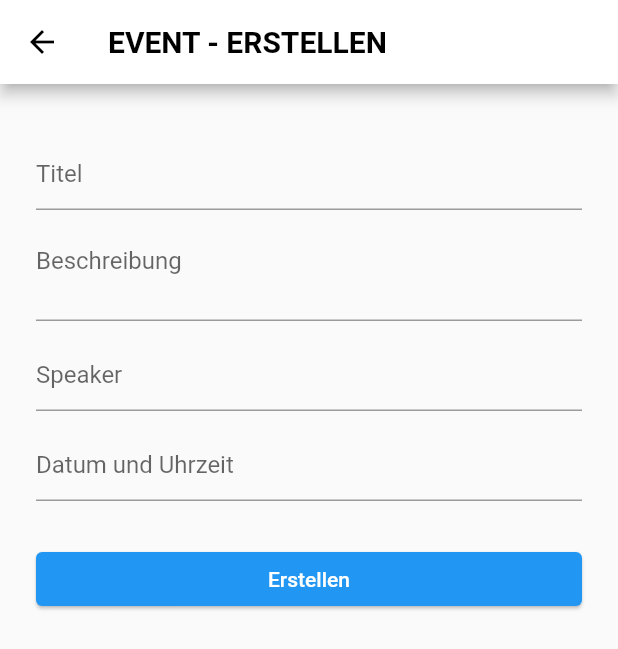
After one commit to brjaenu/koino, a Flutter app: the CreateEventScreen screen opened directly, on a phone screen of 412 x 824 dp. The commit adds this screen. Shown: the top 649 px of the screen. Run offline on Flutter 3.47's test engine with Material 2 defaults, Android fonts, the phone set to English and light mode, and no system bars; drawn by our look-alikes of datetime_picker_formfield; our stand-ins replace bloc, cloud_firestore, email_validator, equatable, firebase_analytics, firebase_auth and 4 more; accounts and stored records are empty.

Commit message:
Add timepicker-library; Add new CreateEventScreen and its cubit; Add create method in EventRepository; Add new routing-path to create event screen

```diff
--- a/lib/config/custom_router.dart
+++ b/lib/config/custom_router.dart
@@ -1,4 +1,5 @@
 import 'package:flutter/material.dart';
+import 'package:koino/screens/create_event/create_event_screen.dart';
 import 'package:koino/screens/groups/groups_screen.dart';
 import 'package:koino/screens/login/login_screen.dart';
 import 'package:koino/screens/nav/nav_screen.dart';
@@ -32,6 +33,8 @@ class CustomRouter {
         return GroupsScreen.route();
       case CreateGroupScreen.routeName:
         return CreateGroupScreen.route();
+      case CreateEventScreen.routeName:
+        return CreateEventScreen.route();
       default:
         return _errorRoute();
     }
--- a/lib/repositories/event/base_event_repository.dart
+++ b/lib/repositories/event/base_event_repository.dart
@@ -1,3 +1,4 @@
+import 'package:cloud_firestore/cloud_firestore.dart';
 import 'package:koino/models/models.dart';
 
 abstract class BaseEventRepository {
@@ -5,6 +6,16 @@ abstract class BaseEventRepository {
   Stream<List<Event>> streamByGroupId({String groupId});
   Stream<Event> streamByEventId({String eventId});
 
-  Future<void> registerToEvent({String eventId, String userId, String username});
+  Future<void> registerToEvent(
+      {String eventId, String userId, String username});
   Future<void> unregisterFromEvent({String eventId, String userId});
+
+  Future<Event> create({
+    String title,
+    String description,
+    String speaker,
+    Timestamp date,
+    String authorId,
+    String groupId,
+  });
 }
--- /dev/null
+++ b/lib/screens/create_event/create_event_screen.dart
@@ -0,0 +1,210 @@
+import 'package:datetime_picker_formfield/datetime_picker_formfield.dart';
+import 'package:flutter/material.dart';
+import 'package:intl/intl.dart';
+import 'package:flutter_bloc/flutter_bloc.dart';
+import 'package:koino/blocs/blocs.dart';
+import 'package:koino/models/models.dart';
+import 'package:koino/repositories/repositories.dart';
+import 'package:koino/screens/create_group/cubit/create_group_cubit.dart';
+import 'package:koino/screens/nav/cubit/bottom_nav_bar_cubit.dart';
+import 'package:koino/widgets/widgets.dart';
+
+import 'cubit/create_event_cubit.dart';
+
+class CreateEventScreen extends StatelessWidget {
+  static const String routeName = '/create-event';
+
+  static Route route() {
+    return MaterialPageRoute(
+      settings: const RouteSettings(name: routeName),
+      builder: (context) => BlocProvider<CreateEventCubit>(
+        create: (_) => CreateEventCubit(
+          eventRepository: context.read<EventRepository>(),
+        ),
+        child: CreateEventScreen(),
+      ),
+    );
+  }
+
+  final _formKey = GlobalKey<FormState>();
+  final _titleFocusNode = FocusNode();
+  final _descriptionFocusNode = FocusNode();
+  final _speakerFocusNode = FocusNode();
+  final _dateFocusNode = FocusNode();
+
+  final format = DateFormat("dd.MM.yyyy");
+
+  @override
+  Widget build(BuildContext context) {
+    return GestureDetector(
+      onTap: () => FocusScope.of(context).unfocus(),
+      child: BlocConsumer<CreateEventCubit, CreateEventState>(
+        listener: (context, state) {
+          if (state.status == CreateEventStatus.error) {
+            showDialog(
+              context: context,
+              builder: (context) => ErrorDialog(content: state.failure.message),
+            );
+          }
+        },
+        builder: (context, state) {
+          return Scaffold(
+            appBar: AppBar(
+              title: Text('EVENT - ERSTELLEN'),
+            ),
+            body: Center(
+              child: Padding(
+                padding: const EdgeInsets.all(24.0),
+                child: ListView(
+                  children: [
+                    Form(
+                      key: _formKey,
+                      child: Column(
+                        mainAxisAlignment: MainAxisAlignment.center,
+                        crossAxisAlignment: CrossAxisAlignment.stretch,
+                        mainAxisSize: MainAxisSize.min,
+                        children: [
+                          const SizedBox(height: 12.0),
+                          TextFormField(
+                            autovalidateMode:
+                                AutovalidateMode.onUserInteraction,
+                            decoration: InputDecoration(hintText: 'Titel'),
+                            textInputAction: TextInputAction.next,
+                            keyboardType: TextInputType.name,
+                            focusNode: _titleFocusNode,
+                            onChanged: (value) => context
+                                .read<CreateEventCubit>()
+                                .titleChanged(value),
+                            validator: (value) {
+                              if (value.isEmpty) {
+                                return 'Please enter a title.';
+                              }
+                              if (value.toString().length < 3) {
+                                return 'The title must be at least 3 characters long.';
+                              }
+                              return null;
+                            },
+                          ),
+                          const SizedBox(height: 12.0),
+                          TextFormField(
+                            maxLines: 5,
+                            minLines: 2,
+                            autovalidateMode:
+                                AutovalidateMode.onUserInteraction,
+                            decoration:
+                                InputDecoration(hintText: 'Beschreibung'),
+                            textInputAction: TextInputAction.next,
+                            keyboardType: TextInputType.text,
+                            focusNode: _descriptionFocusNode,
+                            onChanged: (value) => context
+                                .read<CreateEventCubit>()
+                                .descriptionChanged(value),
+                            validator: (value) {
+                              if (value.isEmpty) {
+                                return 'Please enter a description.';
+                              }
+                              if (value.toString().length < 5) {
+                                return 'The description must be at least 5 characters long.';
+                              }
+                              return null;
+                            },
+                          ),
+                          const SizedBox(height: 12.0),
+                          TextFormField(
+                            autovalidateMode:
+                                AutovalidateMode.onUserInteraction,
+                            decoration: InputDecoration(hintText: 'Speaker'),
+                            textInputAction: TextInputAction.next,
+                            keyboardType: TextInputType.name,
+                            focusNode: _speakerFocusNode,
+                            onChanged: (value) => context
+                                .read<CreateEventCubit>()
+                                .speakerChanged(value),
+                            validator: (value) {
+                              if (value.toString().length > 0 &&
+                                  value.toString().length < 3) {
+                                return 'The speaker name must be at least 3 characters long.';
+                              }
+                              return null;
+                            },
+                          ),
+                          const SizedBox(height: 12.0),
+                          DateTimeField(
+                            format: format,
+                            autovalidateMode:
+                                AutovalidateMode.onUserInteraction,
+                            decoration:
+                                InputDecoration(hintText: 'Datum und Uhrzeit'),
+                            textInputAction: TextInputAction.next,
+                            keyboardType: TextInputType.datetime,
+                            focusNode: _dateFocusNode,
+                            onShowPicker: (context, currentValue) async {
+                              final date = await showDatePicker(
+                                  context: context,
+                                  firstDate: DateTime(1900),
+                                  initialDate: currentValue ?? DateTime.now(),
+                                  lastDate: DateTime(2100));
+                              if (date != null) {
+                                final time = await showTimePicker(
+                                  context: context,
+                                  initialTime: TimeOfDay.fromDateTime(
+                                      currentValue ?? DateTime.now()),
+                                );
+                                return DateTimeField.combine(date, time);
+                              } else {
+                                return currentValue;
+                              }
+                            },
+                            onChanged: (value) => context
+                                .read<CreateEventCubit>()
+                                .dateChanged(value),
+                            validator: (value) {
+                              if (value == null) {
+                                return 'Please enter the date of the event.';
+                              }
+                              if (!value.isAfter(DateTime.now())) {
+                                return 'The datetime must be after the current date and time.';
+                              }
+                              return null;
+                            }
+                          ),
+                          const SizedBox(height: 28.0),
+                          ElevatedButton(
+                            style: ElevatedButton.styleFrom(
+                              elevation: 1.0,
+                              primary: Theme.of(context).primaryColor,
+                              onPrimary: Colors.white,
+                            ),
+                            onPressed: () => _submitForm(context,
+                                state.status == CreateGroupStatus.submitting),
+                            child: Text('Erstellen'),
+                          ),
+                        ],
+                      ),
+                    ),
+                  ],
+                ),
+              ),
+            ),
+          );
+        },
+      ),
+    );
+  }
+
+  _submitForm(BuildContext context, bool isSubmitting) async {
+    final User user = context.read<UserBloc>().state.user;
+
+    if (_formKey.currentState.validate() && !isSubmitting) {
+      final event =
+          await context.read<CreateEventCubit>().createEvent(authorId: user.id, groupId: user.activeGroup.id);
+      if (event == null) {
+        return;
+      }
+      //context.read<EventBloc>().add(EventFetchEvents());
+      context.read<BottomNavBarCubit>().updateNavBarVisibility(isVisible: true);
+      Navigator.of(context).pop();
+      // Navigator.of(context).pop();
+    }
+  }
+}
--- /dev/null
+++ b/lib/screens/create_event/cubit/create_event_cubit.dart
@@ -0,0 +1,78 @@
+import 'package:bloc/bloc.dart';
+import 'package:cloud_firestore/cloud_firestore.dart';
+import 'package:equatable/equatable.dart';
+import 'package:flutter/material.dart';
+import 'package:koino/models/event_model.dart';
+
+import 'package:koino/models/failure_model.dart';
+import 'package:koino/repositories/event/event_repository.dart';
+
+part 'create_event_state.dart';
+
+class CreateEventCubit extends Cubit<CreateEventState> {
+  final EventRepository _eventRepository;
+
+  CreateEventCubit({
+    @required eventRepository,
+  })  : _eventRepository = eventRepository,
+        super(CreateEventState.initial());
+
+  void titleChanged(String value) {
+    emit(state.copyWith(
+      title: value,
+      status: CreateEventStatus.initial,
+    ));
+  }
+
+  void descriptionChanged(String value) {
+    emit(state.copyWith(
+      description: value,
+      status: CreateEventStatus.initial,
+    ));
+  }
+
+  void speakerChanged(String value) {
+    emit(state.copyWith(
+      speaker: value,
+      status: CreateEventStatus.initial,
+    ));
+  }
+
+  void dateChanged(DateTime value) {
+    emit(state.copyWith(
+      date: Timestamp.fromDate(value),
+      status: CreateEventStatus.initial,
+    ));
+  }
+
+  Future<Event> createEvent({String authorId, String groupId}) async {
+    if (!state.isFormValid || state.status == CreateEventStatus.submitting) {
+      return null;
+    }
+    try {
+      emit(state.copyWith(status: CreateEventStatus.submitting));
+      final event = await _eventRepository.create(
+        title: state.title,
+        description: state.description,
+        speaker: state.speaker,
+        date: state.date,
+        authorId: authorId,
+        groupId: groupId,
+      );
+      if (event == null) {
+        emit(state.copyWith(
+          status: CreateEventStatus.error,
+          failure: new Failure(message: 'Group already exists.'),
+        ));
+      }
+      emit(state.copyWith(status: CreateEventStatus.success));
+      return event;
+    } catch (err) {
+      emit(state.copyWith(
+        status: CreateEventStatus.error,
+        failure: err,
+      ));
+    }
+    return null;
+  }
+}
--- /dev/null
+++ b/lib/screens/create_event/cubit/create_event_state.dart
@@ -0,0 +1,61 @@
+part of 'create_event_cubit.dart';
+
+enum CreateEventStatus { initial, submitting, success, error }
+
+class CreateEventState extends Equatable {
+  final String title;
+  final String description;
+  final String speaker;
+  final Timestamp date;
+  final CreateEventStatus status;
+  final Failure failure;
+
+  const CreateEventState({
+    @required this.title,
+    @required this.description,
+    @required this.speaker,
+    @required this.date,
+    @required this.status,
+    @required this.failure,
+  });
+
+  bool get isFormValid =>
+      title.isNotEmpty &&
+      title.length >= 3 &&
+      description.isNotEmpty &&
+      description.length >= 5 &&
+      date.compareTo(Timestamp.now()) > 0;
+
+  factory CreateEventState.initial() {
+    return CreateEventState(
+      title: '',
+      description: '',
+      speaker: '',
+      date: Timestamp.now(),
+      status: CreateEventStatus.initial,
+      failure: const Failure(),
+    );
+  }
+
+  @override
+  List<Object> get props =>
+      [title, description, speaker, date, status, failure];
+
+  CreateEventState copyWith({
+    String title,
+    String description,
+    String speaker,
+    Timestamp date,
+    CreateEventStatus status,
+    Failure failure,
+  }) {
+    return CreateEventState(
+      title: title ?? this.title,
+      description: description ?? this.description,
+      speaker: speaker ?? this.speaker,
+      date: date ?? this.date,
+      status: status ?? this.status,
+      failure: failure ?? this.failure,
+    );
+  }
+}
--- a/pubspec.yaml
+++ b/pubspec.yaml
@@ -20,6 +20,7 @@ dependencies:
 
   # google_sign_in: ^5.0.1
   email_validator: ^2.0.1
+  datetime_picker_formfield: ^2.0.0
   enum_to_string: ^2.0.1
   meta: ^1.3.0
   provider: ^5.0.0
```
Also changed, not shown: lib/repositories/event/event_repository.dart (+24 -0 lines), lib/screens/agenda/agenda_screen.dart (+9 -0 lines), pubspec.lock.
